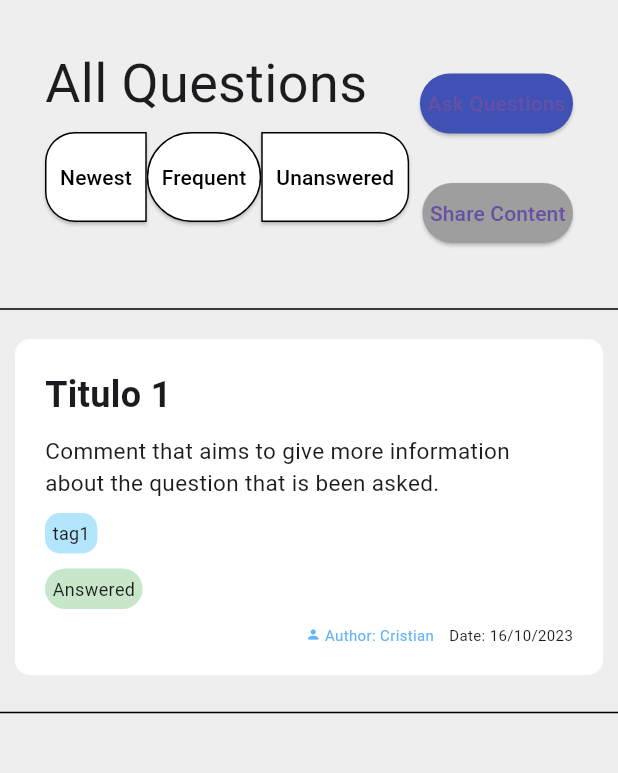
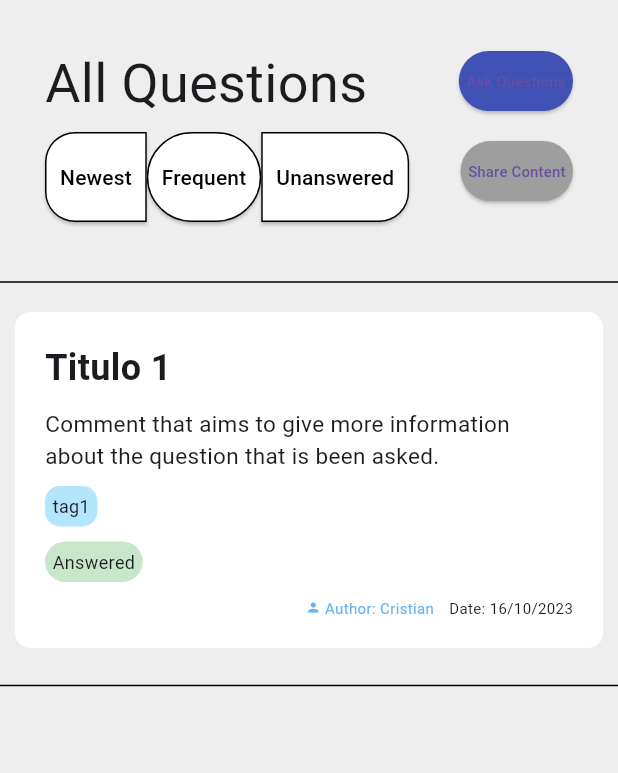
Before and after one commit to Cristian8a/ProyectoMovil, a Flutter app: the screen it shows after launch, on a phone screen of 412 x 824 dp, the part 84-857 px from its top. Run offline on Flutter 3.47's test engine with Material 3 defaults, Android fonts, the phone set to English and light mode, and no system bars; our stand-ins replace file_picker.

Commit message:
Botones alineados

```diff
--- a/lib/home_quests/home_page.dart
+++ b/lib/home_quests/home_page.dart
@@ -148,7 +148,7 @@ class HomeQuest extends StatelessWidget {
                     child: Column(
                       crossAxisAlignment: CrossAxisAlignment.end,
                       children: [
-                        SizedBox(height: 15),
+                        //SizedBox(height: 5),
                         ElevatedButton(
                           onPressed: () {
                             Navigator.push(
@@ -157,16 +157,22 @@ class HomeQuest extends StatelessWidget {
                                   builder: (context) => AskQuestions()),
                             );
                           },
-                          child: Text("Ask Questions"),
+                          child: Text(
+                            "Ask Questions",
+                            style: TextStyle(fontSize: 10),
+                          ),
                           style: ElevatedButton.styleFrom(
                             backgroundColor: Colors.indigo,
                             padding: EdgeInsets.all(5),
                           ),
                         ),
-                        SizedBox(height: 25),
+                        SizedBox(height: 12),
                         ElevatedButton(
                           onPressed: () {},
-                          child: Text("Share Content"),
+                          child: Text(
+                            "Share Content",
+                            style: TextStyle(fontSize: 10),
+                          ),
                           style: ElevatedButton.styleFrom(
                             backgroundColor: Colors.grey,
                             padding: EdgeInsets.all(5),
```
